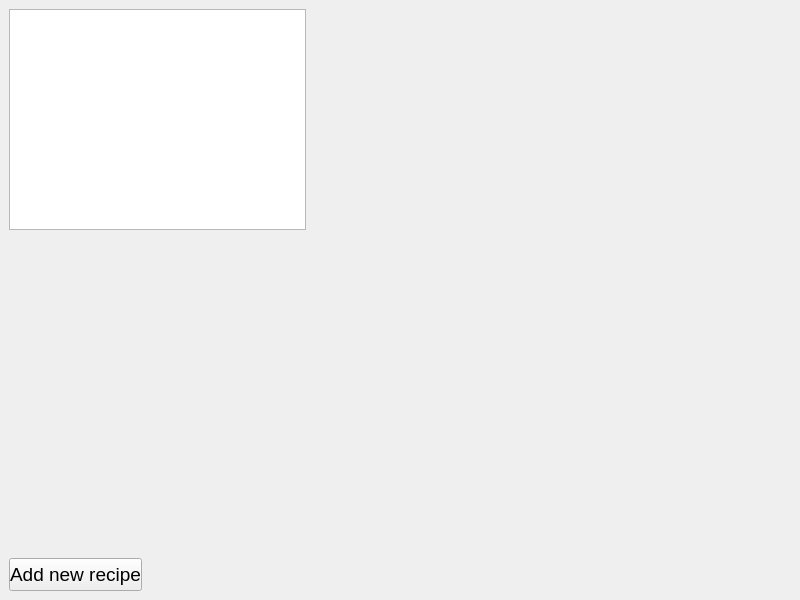
This is widget.ui in oimp9gr/control_test_2_1 as Qt 5 draws it before an edit. The edited form follows.
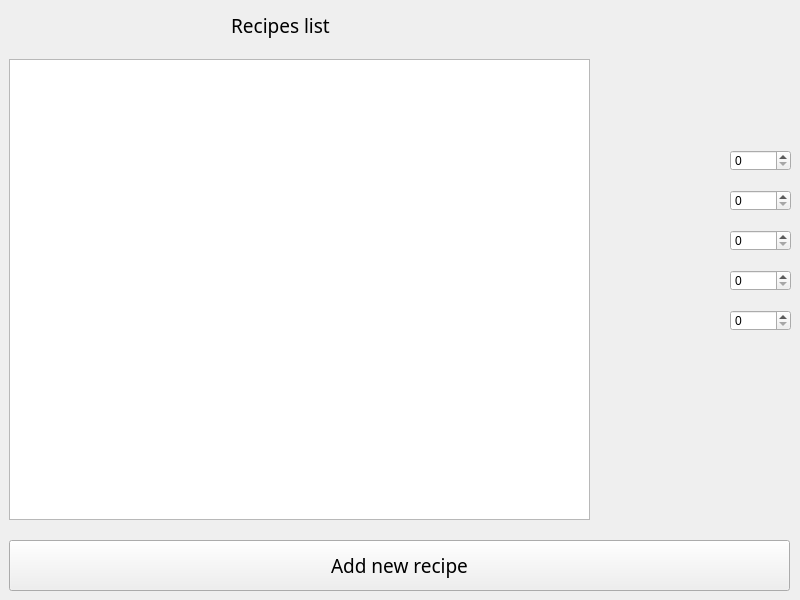
This is the edited form.

```diff
--- a/widget.ui
+++ b/widget.ui
@@ -17,9 +17,9 @@
    <property name="geometry">
     <rect>
      <x>9</x>
-     <y>9</y>
-     <width>297</width>
-     <height>221</height>
+     <y>59</y>
+     <width>581</width>
+     <height>461</height>
     </rect>
    </property>
    <property name="orientation">
@@ -43,13 +43,14 @@
    <property name="geometry">
     <rect>
      <x>9</x>
-     <y>558</y>
-     <width>133</width>
-     <height>33</height>
+     <y>540</y>
+     <width>781</width>
+     <height>51</height>
     </rect>
    </property>
    <property name="font">
     <font>
+     <family>Tempus Sans ITC</family>
      <pointsize>14</pointsize>
     </font>
    </property>
@@ -57,6 +58,159 @@
     <string>Add new recipe</string>
    </property>
   </widget>
+  <widget class="QLabel" name="label">
+   <property name="geometry">
+    <rect>
+     <x>200</x>
+     <y>10</y>
+     <width>161</width>
+     <height>31</height>
+    </rect>
+   </property>
+   <property name="font">
+    <font>
+     <family>Tempus Sans ITC</family>
+    </font>
+   </property>
+   <property name="text">
+    <string>&lt;html&gt;&lt;head/&gt;&lt;body&gt;&lt;p align=&quot;center&quot;&gt;&lt;span style=&quot; font-family:'MS Shell Dlg 2'; font-size:14pt;&quot;&gt;Recipes list&lt;/span&gt;&lt;/p&gt;&lt;/body&gt;&lt;/html&gt;</string>
+   </property>
+  </widget>
+  <widget class="QLabel" name="recipe_name">
+   <property name="geometry">
+    <rect>
+     <x>610</x>
+     <y>60</y>
+     <width>181</width>
+     <height>31</height>
+    </rect>
+   </property>
+   <property name="font">
+    <font>
+     <family>Arial Black</family>
+     <weight>75</weight>
+     <bold>true</bold>
+    </font>
+   </property>
+   <property name="text">
+    <string>&lt;html&gt;&lt;head/&gt;&lt;body&gt;&lt;p align=&quot;center&quot;&gt;&lt;span style=&quot; font-size:14pt;&quot;&gt;&lt;br/&gt;&lt;/span&gt;&lt;/p&gt;&lt;/body&gt;&lt;/html&gt;</string>
+   </property>
+  </widget>
+  <widget class="QLabel" name="ingr_1">
+   <property name="geometry">
+    <rect>
+     <x>620</x>
+     <y>150</y>
+     <width>111</width>
+     <height>21</height>
+    </rect>
+   </property>
+   <property name="text">
+    <string/>
+   </property>
+  </widget>
+  <widget class="QLabel" name="ingr_2">
+   <property name="geometry">
+    <rect>
+     <x>620</x>
+     <y>190</y>
+     <width>111</width>
+     <height>21</height>
+    </rect>
+   </property>
+   <property name="text">
+    <string/>
+   </property>
+  </widget>
+  <widget class="QLabel" name="ingr_3">
+   <property name="geometry">
+    <rect>
+     <x>620</x>
+     <y>230</y>
+     <width>111</width>
+     <height>21</height>
+    </rect>
+   </property>
+   <property name="text">
+    <string/>
+   </property>
+  </widget>
+  <widget class="QLabel" name="ingr_4">
+   <property name="geometry">
+    <rect>
+     <x>620</x>
+     <y>270</y>
+     <width>111</width>
+     <height>21</height>
+    </rect>
+   </property>
+   <property name="text">
+    <string/>
+   </property>
+  </widget>
+  <widget class="QLabel" name="ingr_5">
+   <property name="geometry">
+    <rect>
+     <x>620</x>
+     <y>310</y>
+     <width>111</width>
+     <height>21</height>
+    </rect>
+   </property>
+   <property name="text">
+    <string/>
+   </property>
+  </widget>
+  <widget class="QSpinBox" name="wei_1">
+   <property name="geometry">
+    <rect>
+     <x>730</x>
+     <y>150</y>
+     <width>61</width>
+     <height>21</height>
+    </rect>
+   </property>
+  </widget>
+  <widget class="QSpinBox" name="wei_2">
+   <property name="geometry">
+    <rect>
+     <x>730</x>
+     <y>190</y>
+     <width>61</width>
+     <height>21</height>
+    </rect>
+   </property>
+  </widget>
+  <widget class="QSpinBox" name="wei_3">
+   <property name="geometry">
+    <rect>
+     <x>730</x>
+     <y>230</y>
+     <width>61</width>
+     <height>21</height>
+    </rect>
+   </property>
+  </widget>
+  <widget class="QSpinBox" name="wei_4">
+   <property name="geometry">
+    <rect>
+     <x>730</x>
+     <y>270</y>
+     <width>61</width>
+     <height>21</height>
+    </rect>
+   </property>
+  </widget>
+  <widget class="QSpinBox" name="wei_5">
+   <property name="geometry">
+    <rect>
+     <x>730</x>
+     <y>310</y>
+     <width>61</width>
+     <height>21</height>
+    </rect>
+   </property>
+  </widget>
  </widget>
  <resources/>
  <connections/>
```
